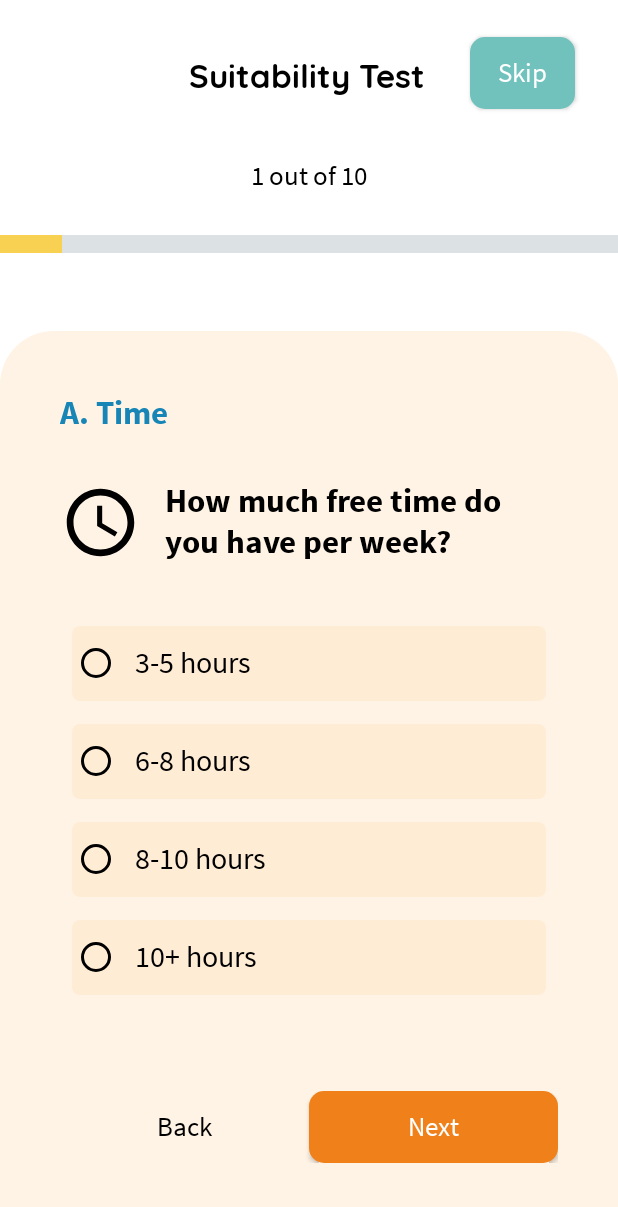
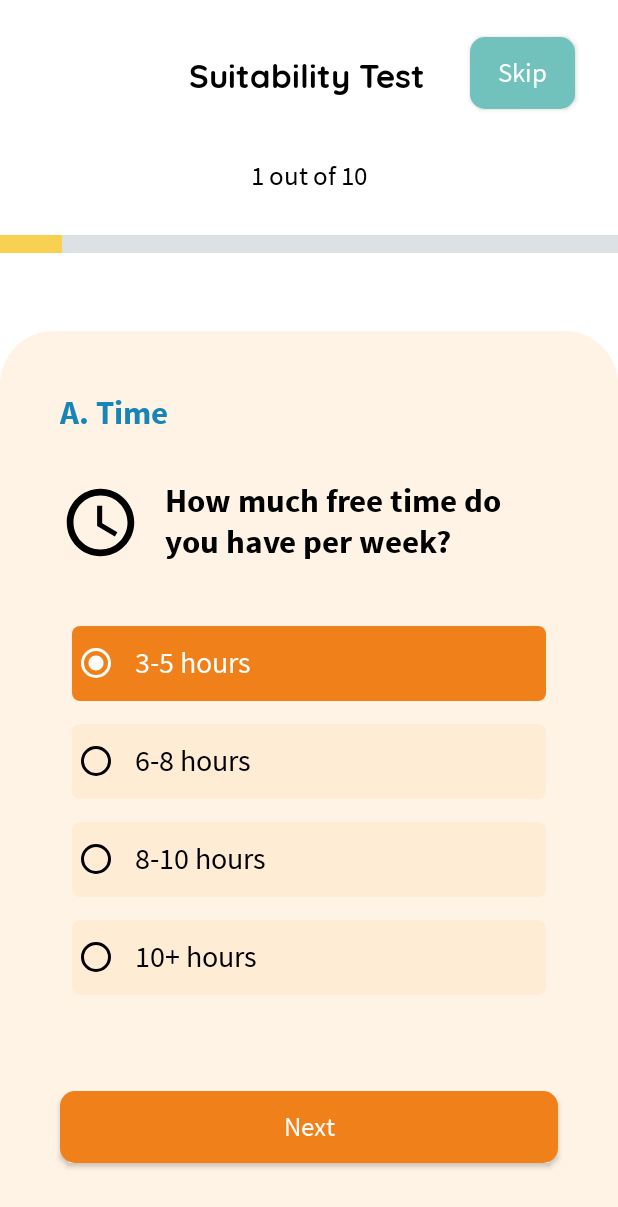
Before and after one commit to alyssaariasss/happytail-app, an Android app: the SuitabilityTest screen opened directly, with no data from a screen before it, on a phone screen of 412 x 824 dp. Shown: the top 1207 px of the screen. Run offline under Robolectric (Android 15) with nearby library versions, the phone set to English and light mode, and no system bars.

Commit message:
added custom design for selected radio button

```diff
--- /dev/null
+++ b/app/src/main/res/drawable/custom_radio_button.xml
@@ -0,0 +1,9 @@
+<?xml version="1.0" encoding="utf-8"?>
+<selector xmlns:android="http://schemas.android.com/apk/res/android">
+    <item
+        android:state_checked="true"
+        android:drawable="@drawable/choice_background_active" />
+    <item
+        android:state_checked="false"
+        android:drawable="@drawable/choice_background_inactive" />
+</selector>
--- /dev/null
+++ b/app/src/main/res/drawable/custom_radio_text.xml
@@ -0,0 +1,9 @@
+<?xml version="1.0" encoding="utf-8"?>
+<selector xmlns:android="http://schemas.android.com/apk/res/android">
+    <item
+        android:state_checked="true"
+        android:color="@color/white" />
+    <item
+        android:state_checked="false"
+        android:color="@color/black" />
+</selector>
--- a/app/src/main/res/layout/activity_suitability_test.xml
+++ b/app/src/main/res/layout/activity_suitability_test.xml
@@ -136,14 +136,15 @@
                 android:layout_height="50dp"
                 android:fontFamily="@font/sourcesanspro_regular"
                 android:text="@string/choice1"
-                android:textColor="@color/black"
+                android:textColor="@drawable/custom_radio_text"
                 android:textAlignment="viewStart"
                 android:textSize="20sp"
-                android:buttonTint="@color/black"
+                android:buttonTint="@drawable/custom_radio_text"
                 android:paddingStart="10dp"
                 android:paddingEnd="10dp"
                 android:layout_marginBottom="15dp"
-                android:background="@drawable/choice_background_inactive"/>
+                android:checked="true"
+                android:background="@drawable/custom_radio_button"/>
 
             <RadioButton
                 android:id="@+id/choice2"
@@ -151,14 +152,14 @@
                 android:layout_height="50dp"
                 android:fontFamily="@font/sourcesanspro_regular"
                 android:text="@string/choice2"
-                android:textColor="@color/black"
+                android:textColor="@drawable/custom_radio_text"
                 android:textAlignment="viewStart"
                 android:textSize="20sp"
-                android:buttonTint="@color/black"
+                android:buttonTint="@drawable/custom_radio_text"
                 android:paddingStart="10dp"
                 android:paddingEnd="10dp"
                 android:layout_marginBottom="15dp"
-                android:background="@drawable/choice_background_inactive"/>
+                android:background="@drawable/custom_radio_button" />
 
             <RadioButton
                 android:id="@+id/choice3"
@@ -166,14 +167,14 @@
                 android:layout_height="50dp"
                 android:fontFamily="@font/sourcesanspro_regular"
                 android:text="@string/choice3"
-                android:textColor="@color/black"
+                android:textColor="@drawable/custom_radio_text"
                 android:textAlignment="viewStart"
                 android:textSize="20sp"
-                android:buttonTint="@color/black"
+                android:buttonTint="@drawable/custom_radio_text"
                 android:paddingStart="10dp"
                 android:paddingEnd="10dp"
                 android:layout_marginBottom="15dp"
-                android:background="@drawable/choice_background_inactive"/>
+                android:background="@drawable/custom_radio_button" />
 
             <RadioButton
                 android:id="@+id/choice4"
@@ -181,52 +182,32 @@
                 android:layout_height="50dp"
                 android:fontFamily="@font/sourcesanspro_regular"
                 android:text="@string/choice4"
-                android:textColor="@color/black"
+                android:textColor="@drawable/custom_radio_text"
                 android:textAlignment="viewStart"
                 android:textSize="20sp"
-                android:buttonTint="@color/black"
+                android:buttonTint="@drawable/custom_radio_text"
                 android:paddingStart="10dp"
                 android:paddingEnd="10dp"
                 android:layout_marginBottom="15dp"
-                android:background="@drawable/choice_background_inactive"/>
+                android:background="@drawable/custom_radio_button" />
         </RadioGroup>
     </LinearLayout>
 
-    <LinearLayout
+    <Button
+        android:id="@+id/nextButton"
         android:layout_width="match_parent"
-        android:layout_height="wrap_content"
+        android:layout_height="48dp"
         android:layout_marginStart="40dp"
         android:layout_marginEnd="40dp"
-        android:orientation="horizontal"
-        android:weightSum="2"
+        android:background="@drawable/round_rectangle_button"
+        android:fontFamily="@font/sourcesanspro_regular"
+        android:text="@string/next"
+        android:textAllCaps="false"
+        android:textColor="@color/white"
+        android:textSize="18sp"
         app:layout_constraintBottom_toBottomOf="parent"
+        app:layout_constraintStart_toStartOf="parent"
         app:layout_constraintEnd_toEndOf="parent"
-        app:layout_constraintStart_toStartOf="parent"
-        app:layout_constraintTop_toBottomOf="@+id/radioButtonLayout">
-
-        <Button
-            android:id="@+id/backButton"
-            android:layout_width="match_parent"
-            android:layout_height="match_parent"
-            android:layout_weight="1"
-            android:background="@null"
-            android:fontFamily="@font/sourcesanspro_regular"
-            android:text="@string/back"
-            android:textAllCaps="false"
-            android:textColor="@color/black"
-            android:textSize="18sp" />
-
-        <Button
-            android:id="@+id/nextButton"
-            android:layout_width="match_parent"
-            android:layout_height="match_parent"
-            android:layout_weight="1"
-            android:background="@drawable/round_rectangle_button"
-            android:fontFamily="@font/sourcesanspro_regular"
-            android:text="@string/next"
-            android:textAllCaps="false"
-            android:textColor="@color/white"
-            android:textSize="18sp" />
-    </LinearLayout>
+        app:layout_constraintTop_toBottomOf="@+id/radioButtonLayout" />
 
 </androidx.constraintlayout.widget.ConstraintLayout>
```
Also changed, not shown: app/src/main/AndroidManifest.xml (+7 -0 lines), app/src/main/java/com/example/happytailapp/SuitabilityTest.java (+46 -11 lines), app/src/main/java/com/example/happytailapp/TestComplete.java (added, +14 -0 lines), app/src/main/res/layout/activity_test_complete.xml (added, +18 -0 lines).
